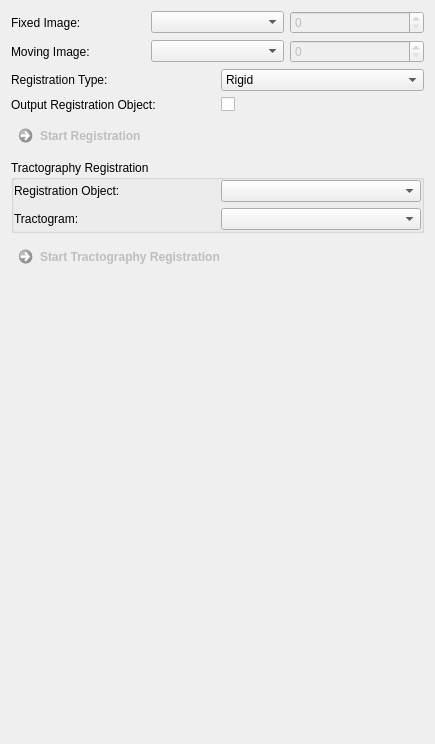
The window that Plugins/org.mitk.gui.qt.diffusionimaging.registration/src/internal/QmitkSimpleRegistrationViewControls.ui (MITK/MITK) describes before a commit, drawn with Qt 5.
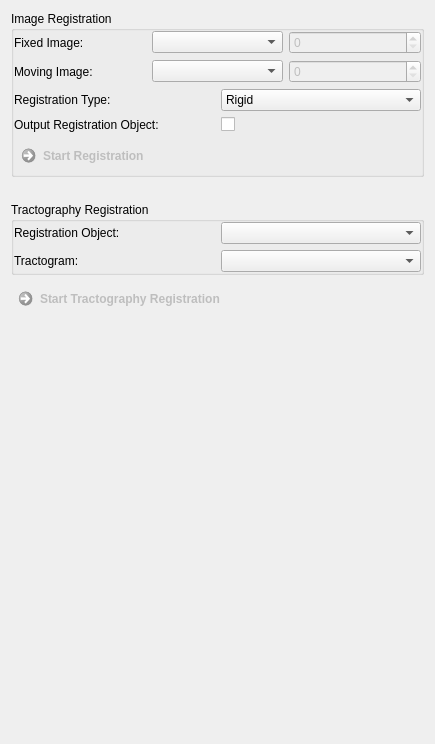
The same window after the commit. Custom widgets are drawn as their Qt base class.

Commit message: Refactor view layout

Diff of the .ui file:
```diff
--- a/Plugins/org.mitk.gui.qt.diffusionimaging.registration/src/internal/QmitkSimpleRegistrationViewControls.ui
+++ b/Plugins/org.mitk.gui.qt.diffusionimaging.registration/src/internal/QmitkSimpleRegistrationViewControls.ui
@@ -14,70 +14,9 @@
    <string>Form</string>
   </property>
   <layout class="QGridLayout" name="gridLayout_2">
-   <item row="0" column="0">
-    <widget class="QFrame" name="frame">
-     <property name="frameShape">
-      <enum>QFrame::NoFrame</enum>
-     </property>
-     <property name="frameShadow">
-      <enum>QFrame::Raised</enum>
-     </property>
-     <layout class="QGridLayout" name="gridLayout">
-      <property name="leftMargin">
-       <number>0</number>
-      </property>
-      <property name="topMargin">
-       <number>0</number>
-      </property>
-      <property name="rightMargin">
-       <number>0</number>
-      </property>
-      <property name="bottomMargin">
-       <number>0</number>
-      </property>
-      <item row="1" column="1">
-       <widget class="QmitkDataStorageComboBox" name="m_MovingImageBox"/>
-      </item>
-      <item row="1" column="0">
-       <widget class="QLabel" name="label_2">
-        <property name="text">
-         <string>Moving Image:</string>
-        </property>
-       </widget>
-      </item>
-      <item row="0" column="1">
-       <widget class="QmitkDataStorageComboBox" name="m_FixedImageBox"/>
-      </item>
-      <item row="1" column="2">
-       <widget class="QSpinBox" name="m_MovingChannelBox">
-        <property name="enabled">
-         <bool>false</bool>
-        </property>
-        <property name="toolTip">
-         <string>Select dMRI volume used to calculate transformation.</string>
-        </property>
-       </widget>
-      </item>
-      <item row="0" column="2">
-       <widget class="QSpinBox" name="m_FixedChannelBox">
-        <property name="enabled">
-         <bool>false</bool>
-        </property>
-        <property name="toolTip">
-         <string>Select dMRI volume used to calculate transformation.</string>
-        </property>
-       </widget>
-      </item>
-      <item row="0" column="0">
-       <widget class="QLabel" name="label">
-        <property name="text">
-         <string>Fixed Image:</string>
-        </property>
-       </widget>
-      </item>
-     </layout>
-    </widget>
-   </item>
+   <property name="verticalSpacing">
+    <number>25</number>
+   </property>
    <item row="13" column="0">
     <spacer name="verticalSpacer">
      <property name="orientation">
@@ -91,6 +30,37 @@
      </property>
     </spacer>
    </item>
+   <item row="3" column="0">
+    <widget class="QGroupBox" name="groupBox_2">
+     <property name="title">
+      <string>Image Registration</string>
+     </property>
+     <layout class="QGridLayout" name="gridLayout_6">
+      <property name="leftMargin">
+       <number>0</number>
+      </property>
+      <property name="topMargin">
+       <number>0</number>
+      </property>
+      <property name="rightMargin">
+       <number>0</number>
+      </property>
+      <property name="bottomMargin">
+       <number>0</number>
+      </property>
+      <item row="2" column="0">
+       <widget class="QCommandLinkButton" name="m_RegistrationStartButton">
+        <property name="enabled">
+         <bool>false</bool>
+        </property>
+        <property name="toolTip">
+         <string/>
+        </property>
+        <property name="text">
+         <string>Start Registration</string>
+        </property>
+       </widget>
+      </item>
    <item row="1" column="0">
     <widget class="QFrame" name="frame_2">
      <property name="frameShape">
@@ -150,8 +120,96 @@
      </layout>
     </widget>
    </item>
-   <item row="3" column="0">
-    <widget class="QCommandLinkButton" name="m_RegistrationStartButton">
+      <item row="0" column="0">
+       <widget class="QFrame" name="frame">
+        <property name="frameShape">
+         <enum>QFrame::NoFrame</enum>
+        </property>
+        <property name="frameShadow">
+         <enum>QFrame::Raised</enum>
+        </property>
+        <layout class="QGridLayout" name="gridLayout">
+         <property name="leftMargin">
+          <number>0</number>
+         </property>
+         <property name="topMargin">
+          <number>0</number>
+         </property>
+         <property name="rightMargin">
+          <number>0</number>
+         </property>
+         <property name="bottomMargin">
+          <number>0</number>
+         </property>
+         <item row="1" column="1">
+          <widget class="QmitkDataStorageComboBox" name="m_MovingImageBox"/>
+         </item>
+         <item row="1" column="0">
+          <widget class="QLabel" name="label_2">
+           <property name="text">
+            <string>Moving Image:</string>
+           </property>
+          </widget>
+         </item>
+         <item row="0" column="1">
+          <widget class="QmitkDataStorageComboBox" name="m_FixedImageBox"/>
+         </item>
+         <item row="1" column="2">
+          <widget class="QSpinBox" name="m_MovingChannelBox">
+           <property name="enabled">
+            <bool>false</bool>
+           </property>
+           <property name="toolTip">
+            <string>Select dMRI volume used to calculate transformation.</string>
+           </property>
+          </widget>
+         </item>
+         <item row="0" column="2">
+          <widget class="QSpinBox" name="m_FixedChannelBox">
+           <property name="enabled">
+            <bool>false</bool>
+           </property>
+           <property name="toolTip">
+            <string>Select dMRI volume used to calculate transformation.</string>
+           </property>
+          </widget>
+         </item>
+         <item row="0" column="0">
+          <widget class="QLabel" name="label">
+           <property name="text">
+            <string>Fixed Image:</string>
+           </property>
+          </widget>
+         </item>
+        </layout>
+       </widget>
+      </item>
+     </layout>
+    </widget>
+   </item>
+   <item row="5" column="0">
+    <widget class="QFrame" name="frame_3">
+     <property name="frameShape">
+      <enum>QFrame::NoFrame</enum>
+     </property>
+     <property name="frameShadow">
+      <enum>QFrame::Raised</enum>
+     </property>
+     <layout class="QGridLayout" name="gridLayout_5">
+      <property name="leftMargin">
+       <number>0</number>
+      </property>
+      <property name="topMargin">
+       <number>0</number>
+      </property>
+      <property name="rightMargin">
+       <number>0</number>
+      </property>
+      <property name="bottomMargin">
+       <number>0</number>
+      </property>
+      <item row="1" column="0">
+       <widget class="QCommandLinkButton" name="m_TractoRegistrationStartButton">
      <property name="enabled">
       <bool>false</bool>
      </property>
@@ -159,11 +217,11 @@
       <string/>
      </property>
      <property name="text">
-      <string>Start Registration</string>
+         <string>Start Tractography Registration</string>
      </property>
     </widget>
    </item>
-   <item row="4" column="0">
+      <item row="0" column="0">
     <widget class="QGroupBox" name="groupBox">
      <property name="title">
       <string>Tractography Registration</string>
@@ -204,17 +262,7 @@
      </layout>
     </widget>
    </item>
-   <item row="5" column="0">
-    <widget class="QCommandLinkButton" name="m_TractoRegistrationStartButton">
-     <property name="enabled">
-      <bool>false</bool>
-     </property>
-     <property name="toolTip">
-      <string/>
-     </property>
-     <property name="text">
-      <string>Start Tractography Registration</string>
-     </property>
+     </layout>
     </widget>
    </item>
   </layout>
```
Lines whose indentation alone changed are shown as unchanged. The commit also changes 94 other files.
